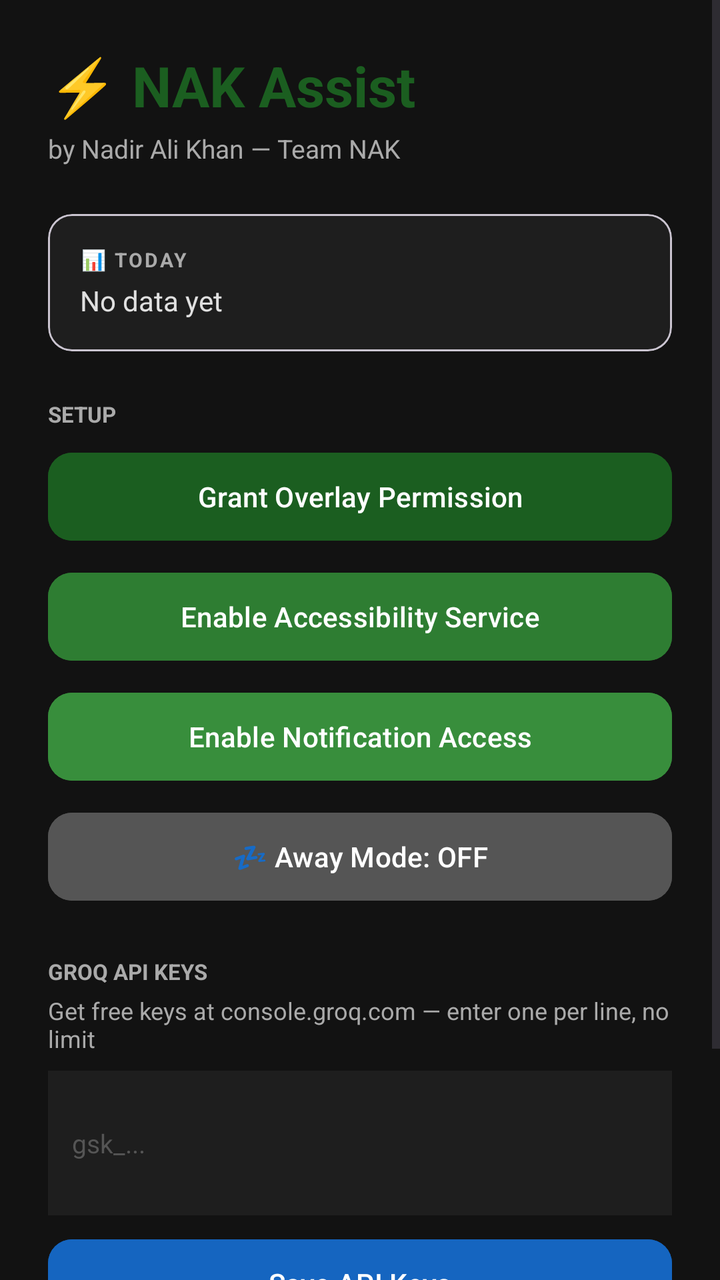
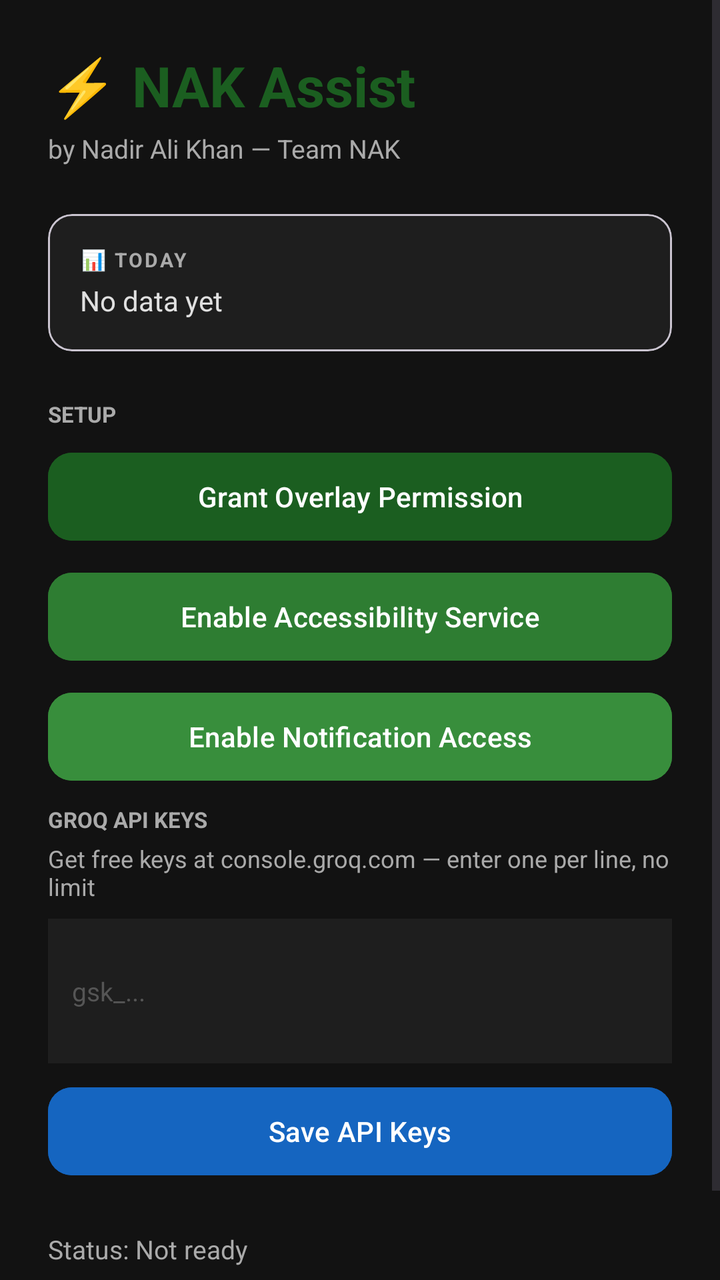

The first picture is an Android layout as it rendered before a commit; the second is the same layout after the commit. The layout source and the unified diff follow.
<!-- AndroidManifest.xml: application theme Theme.NAKAssist -->
<!-- res/layout/activity_main.xml -->
<?xml version="1.0" encoding="utf-8"?>
<ScrollView xmlns:android="http://schemas.android.com/apk/res/android"
    android:layout_width="match_parent"
    android:layout_height="match_parent"
    android:background="?attr/colorSurface">

    <LinearLayout
        android:layout_width="match_parent"
        android:layout_height="wrap_content"
        android:orientation="vertical"
        android:padding="24dp">

        <TextView
            android:layout_width="wrap_content"
            android:layout_height="wrap_content"
            android:text="⚡ NAK Assist"
            android:textSize="28sp"
            android:textStyle="bold"
            android:textColor="?attr/colorPrimary"
            android:layout_marginBottom="4dp" />

        <TextView
            android:layout_width="wrap_content"
            android:layout_height="wrap_content"
            android:text="by Nadir Ali Khan — Team NAK"
            android:textSize="13sp"
            android:textColor="?attr/colorOnSurfaceVariant"
            android:layout_marginBottom="24dp" />

        
        <com.google.android.material.card.MaterialCardView
            android:layout_width="match_parent"
            android:layout_height="wrap_content"
            android:layout_marginBottom="24dp"
            app:cardBackgroundColor="?attr/colorSurfaceVariant"
            app:cardCornerRadius="12dp"
            app:cardElevation="0dp"
            xmlns:app="http://schemas.android.com/apk/res-auto">
            <LinearLayout
                android:layout_width="match_parent"
                android:layout_height="wrap_content"
                android:orientation="vertical"
                android:padding="16dp">
                <TextView
                    android:layout_width="wrap_content"
                    android:layout_height="wrap_content"
                    android:text="📊 TODAY"
                    android:textSize="10sp"
                    android:textColor="?attr/colorOnSurfaceVariant"
                    android:textStyle="bold"
                    android:letterSpacing="0.1"
                    android:layout_marginBottom="4dp"/>
                <TextView
                    android:id="@+id/tvStats"
                    android:layout_width="wrap_content"
                    android:layout_height="wrap_content"
                    android:text="No data yet"
                    android:textSize="14sp"
                    android:textColor="?attr/colorOnSurface"/>
            </LinearLayout>
        </com.google.android.material.card.MaterialCardView>

        
        <TextView
            android:layout_width="wrap_content"
            android:layout_height="wrap_content"
            android:text="SETUP"
            android:textSize="11sp"
            android:textColor="?attr/colorOnSurfaceVariant"
            android:textStyle="bold"
            android:layout_marginBottom="8dp" />

        <com.google.android.material.button.MaterialButton
            android:id="@+id/btnOverlay"
            android:layout_width="match_parent"
            android:layout_height="52dp"
            android:text="Grant Overlay Permission"
            android:backgroundTint="#1B5E20"
            android:textColor="@android:color/white"
            android:layout_marginBottom="8dp"
            app:cornerRadius="12dp"
            xmlns:app="http://schemas.android.com/apk/res-auto" />

        <com.google.android.material.button.MaterialButton
            android:id="@+id/btnAccessibility"
            android:layout_width="match_parent"
            android:layout_height="52dp"
            android:text="Enable Accessibility Service"
            android:backgroundTint="#2E7D32"
            android:textColor="@android:color/white"
            android:layout_marginBottom="8dp"
            app:cornerRadius="12dp"
            xmlns:app="http://schemas.android.com/apk/res-auto" />

        <com.google.android.material.button.MaterialButton
            android:id="@+id/btnNotification"
            android:layout_width="match_parent"
            android:layout_height="52dp"
            android:text="Enable Notification Access"
            android:backgroundTint="#388E3C"
            android:textColor="@android:color/white"
            android:layout_marginBottom="8dp"
            app:cornerRadius="12dp"
            xmlns:app="http://schemas.android.com/apk/res-auto" />

        <com.google.android.material.button.MaterialButton
            android:id="@+id/btnAwayMode"
            android:layout_width="match_parent"
            android:layout_height="52dp"
            android:text="💤 Away Mode: OFF"
            android:backgroundTint="#555555"
            android:textColor="@android:color/white"
            android:layout_marginBottom="24dp"
            app:cornerRadius="12dp"
            xmlns:app="http://schemas.android.com/apk/res-auto" />

        
        <TextView
            android:layout_width="wrap_content"
            android:layout_height="wrap_content"
            android:text="GROQ API KEYS"
            android:textSize="11sp"
            android:textColor="?attr/colorOnSurfaceVariant"
            android:textStyle="bold"
            android:layout_marginBottom="4dp" />

        <TextView
            android:layout_width="wrap_content"
            android:layout_height="wrap_content"
            android:text="Get free keys at console.groq.com — enter one per line, no limit"
            android:textSize="12sp"
            android:textColor="?attr/colorOnSurfaceVariant"
            android:layout_marginBottom="8dp" />

        <EditText
            android:id="@+id/etApiKeys"
            android:layout_width="match_parent"
            android:layout_height="wrap_content"
            android:hint="gsk_..."
            android:textColor="?attr/colorOnSurface"
            android:textColorHint="#555555"
            android:background="?attr/colorSurfaceVariant"
            android:padding="12dp"
            android:textSize="13sp"
            android:inputType="textMultiLine"
            android:minLines="3"
            android:maxLines="20"
            android:layout_marginBottom="8dp" />

        <com.google.android.material.button.MaterialButton
            android:id="@+id/btnSaveKeys"
            android:layout_width="match_parent"
            android:layout_height="52dp"
            android:text="Save API Keys"
            android:backgroundTint="#1565C0"
            android:textColor="@android:color/white"
            android:layout_marginBottom="24dp"
            app:cornerRadius="12dp"
            xmlns:app="http://schemas.android.com/apk/res-auto" />

        <TextView
            android:id="@+id/tvStatus"
            android:layout_width="wrap_content"
            android:layout_height="wrap_content"
            android:text="Status: Not ready"
            android:textSize="13sp"
            android:textColor="?attr/colorOnSurfaceVariant"
            android:layout_marginBottom="16dp" />

        <TextView
            android:layout_width="match_parent"
            android:layout_height="wrap_content"
            android:text="⚡ Tap = Smart Reply  |  ⚡⚡ Double Tap = More Modes\n💡 Add Away Mode tile from Quick Settings"
            android:textSize="11sp"
            android:textColor="#555555"
            android:gravity="center"
            android:lineSpacingExtra="4dp" />

    </LinearLayout>
</ScrollView>
<!-- resources referenced by this layout -->
<resources>
  <style name="Theme.NAKAssist" parent="Theme.Material3.DayNight.NoActionBar">
          <item name="colorPrimary">#1B5E20</item>
          <item name="colorOnPrimary">#FFFFFF</item>
          <item name="colorPrimaryContainer">#A5D6A7</item>
          <item name="colorOnPrimaryContainer">#002204</item>
          <item name="colorSecondary">#9C27B0</item>
          <item name="colorOnSecondary">#FFFFFF</item>
          <item name="colorTertiary">#1565C0</item>
          <item name="colorOnTertiary">#FFFFFF</item>
          <item name="colorSurface">#121212</item>
          <item name="colorOnSurface">#E0E0E0</item>
          <item name="colorSurfaceVariant">#1E1E1E</item>
          <item name="colorOnSurfaceVariant">#AAAAAA</item>
          <item name="android:statusBarColor">@android:color/transparent</item>
          <item name="android:navigationBarColor">#121212</item>
      </style>
</resources>

<!-- the commit's change to res/layout/activity_main.xml (unified diff, before → after) -->
@@ -103,17 +103,6 @@
             app:cornerRadius="12dp"
             xmlns:app="http://schemas.android.com/apk/res-auto" />
 
-        <com.google.android.material.button.MaterialButton
-            android:id="@+id/btnAwayMode"
-            android:layout_width="match_parent"
-            android:layout_height="52dp"
-            android:text="💤 Away Mode: OFF"
-            android:backgroundTint="#555555"
-            android:textColor="@android:color/white"
-            android:layout_marginBottom="24dp"
-            app:cornerRadius="12dp"
-            xmlns:app="http://schemas.android.com/apk/res-auto" />
-
         
         <TextView
             android:layout_width="wrap_content"
@@ -170,7 +159,7 @@
         <TextView
             android:layout_width="match_parent"
             android:layout_height="wrap_content"
-            android:text="⚡ Tap = Smart Reply  |  ⚡⚡ Double Tap = More Modes\n💡 Add Away Mode tile from Quick Settings"
+            android:text="⚡ Tap = Smart Reply  |  Long-press = More Modes"
             android:textSize="11sp"
             android:textColor="#555555"
             android:gravity="center"
